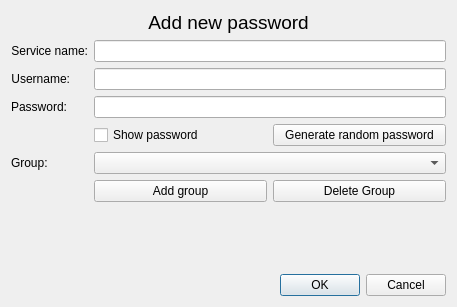
krystianbeduch/password-manager, file passwordformdialog.ui: the form before one commit.
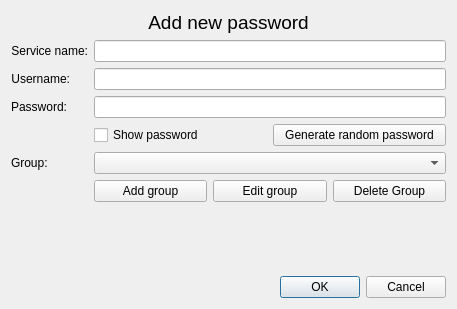
The form after the commit.

Commit message: edit group, target_links

Patch:
```diff
--- a/passwordformdialog.ui
+++ b/passwordformdialog.ui
@@ -7,7 +7,7 @@
     <x>0</x>
     <y>0</y>
     <width>457</width>
-    <height>307</height>
+    <height>309</height>
    </rect>
   </property>
   <property name="windowTitle">
@@ -175,6 +175,13 @@
            </property>
           </widget>
          </item>
+         <item>
+          <widget class="QPushButton" name="editGroupButton">
+           <property name="text">
+            <string>Edit group</string>
+           </property>
+          </widget>
+         </item>
          <item>
           <widget class="QPushButton" name="deleteGroupButton">
            <property name="text">
```
The commit also changes 24 other files.
